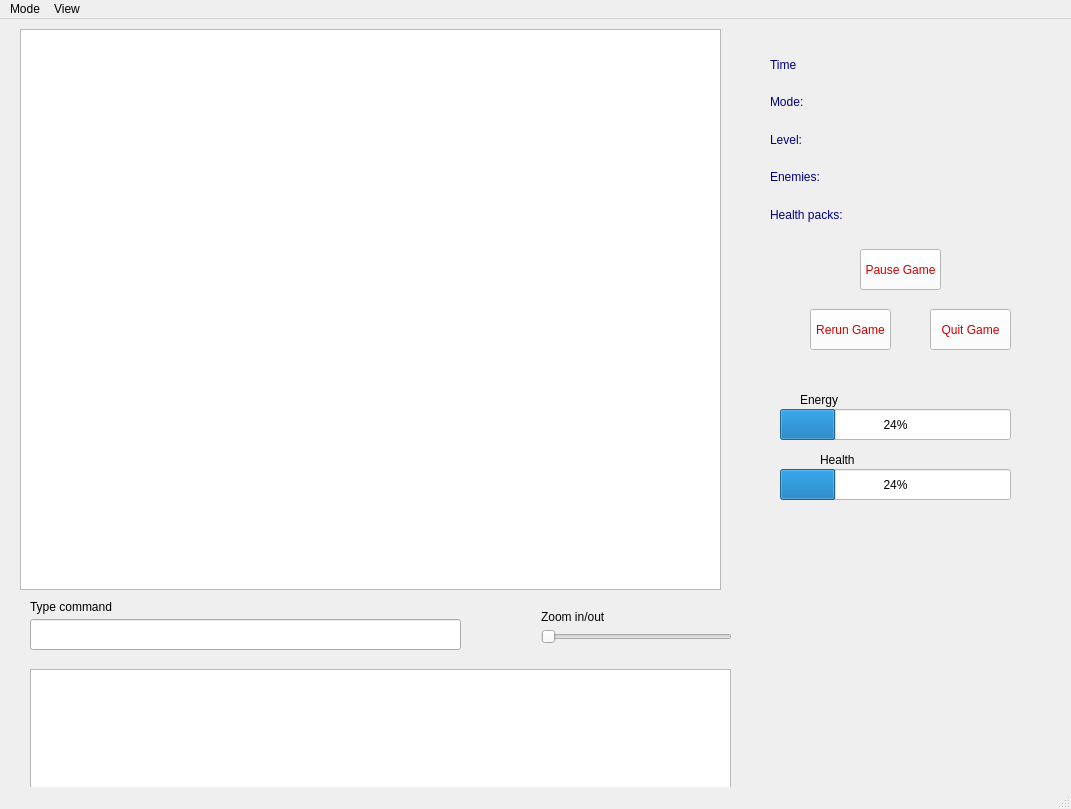
Above: gamewindow.ui from nicogutz/APT-Qt-Game before the change. Below: the same form after it.
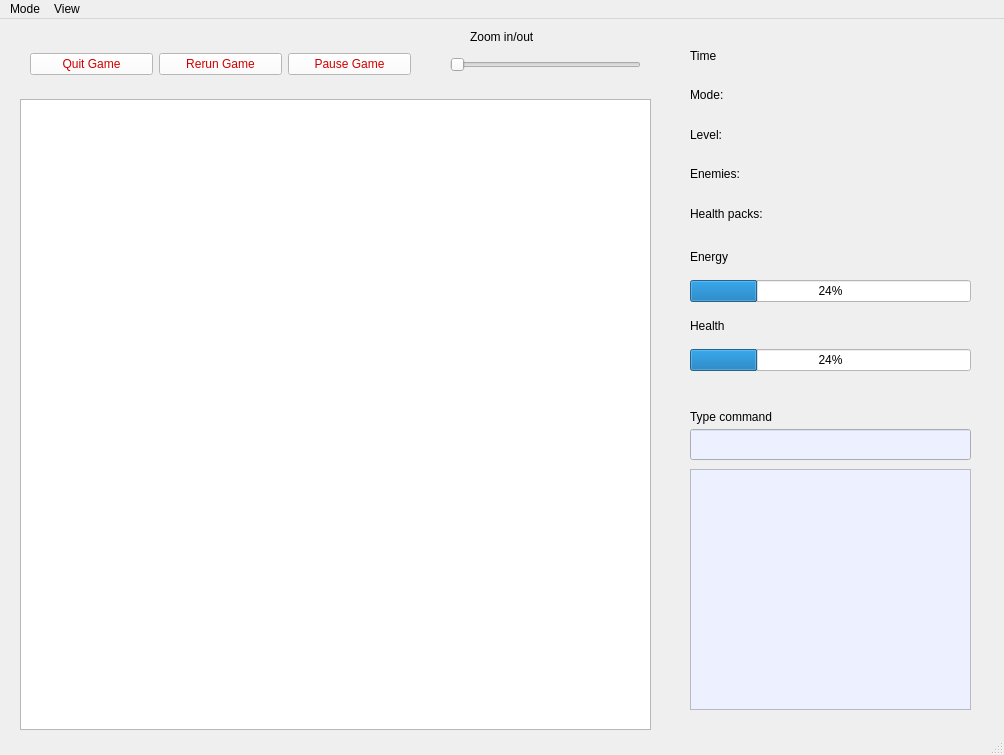
That is the form after the change.

Commit message: implemented zoom and fixed ui

Patch:
```diff
--- a/gamewindow.ui
+++ b/gamewindow.ui
@@ -6,147 +6,19 @@
    <rect>
     <x>0</x>
     <y>0</y>
-    <width>1071</width>
-    <height>809</height>
+    <width>1004</width>
+    <height>755</height>
    </rect>
   </property>
   <property name="windowTitle">
    <string>GameWindow</string>
   </property>
   <widget class="QWidget" name="centralwidget">
-   <widget class="QProgressBar" name="energy">
-    <property name="geometry">
-     <rect>
-      <x>780</x>
-      <y>450</y>
-      <width>231</width>
-      <height>31</height>
-     </rect>
-    </property>
-    <property name="whatsThis">
-     <string/>
-    </property>
-    <property name="accessibleName">
-     <string>Energy </string>
-    </property>
-    <property name="accessibleDescription">
-     <string/>
-    </property>
-    <property name="autoFillBackground">
-     <bool>false</bool>
-    </property>
-    <property name="styleSheet">
-     <string notr="true">color: rgb(0, 0, 0);
-font: 12pt &quot;8514oem&quot;;
-background-color: rgb(255, 255, 255);
-</string>
-    </property>
-    <property name="value">
-     <number>24</number>
-    </property>
-    <property name="invertedAppearance">
-     <bool>false</bool>
-    </property>
-    <property name="format">
-     <string>%p%</string>
-    </property>
-   </widget>
-   <widget class="QLabel" name="energy_label">
-    <property name="geometry">
-     <rect>
-      <x>800</x>
-      <y>370</y>
-      <width>71</width>
-      <height>21</height>
-     </rect>
-    </property>
-    <property name="styleSheet">
-     <string notr="true">color: rgb(255, 14, 90);
-font: 700 40pt &quot;8514oem&quot;;
-color: rgb(0,0,0)</string>
-    </property>
-    <property name="text">
-     <string>Energy</string>
-    </property>
-   </widget>
-   <widget class="QProgressBar" name="health">
-    <property name="geometry">
-     <rect>
-      <x>780</x>
-      <y>390</y>
-      <width>231</width>
-      <height>31</height>
-     </rect>
-    </property>
-    <property name="whatsThis">
-     <string/>
-    </property>
-    <property name="accessibleName">
-     <string>Energy </string>
-    </property>
-    <property name="accessibleDescription">
-     <string/>
-    </property>
-    <property name="autoFillBackground">
-     <bool>false</bool>
-    </property>
-    <property name="styleSheet">
-     <string notr="true">color: rgb(0, 0, 0);
-font: 12pt &quot;8514oem&quot;;
-background-color: rgb(255, 255, 255);
-</string>
-    </property>
-    <property name="value">
-     <number>24</number>
-    </property>
-    <property name="invertedAppearance">
-     <bool>false</bool>
-    </property>
-    <property name="format">
-     <string>%p%</string>
-    </property>
-   </widget>
-   <widget class="QLabel" name="health_label">
-    <property name="geometry">
-     <rect>
-      <x>820</x>
-      <y>430</y>
-      <width>71</width>
-      <height>21</height>
-     </rect>
-    </property>
-    <property name="styleSheet">
-     <string notr="true">
-font: 700 40pt &quot;8514oem&quot;;
-color: rgb(85, 255, 0);
-color: rgb(0, 0, 0);</string>
-    </property>
-    <property name="text">
-     <string>Health</string>
-    </property>
-   </widget>
-   <widget class="QPushButton" name="pause">
-    <property name="geometry">
-     <rect>
-      <x>860</x>
-      <y>230</y>
-      <width>81</width>
-      <height>41</height>
-     </rect>
-    </property>
-    <property name="styleSheet">
-     <string notr="true">color: rgb(208, 0, 0);
-background-color: rgb(255, 255, 255);</string>
-    </property>
-    <property name="text">
-     <string>Pause Game</string>
-    </property>
-   </widget>
    <widget class="QSlider" name="horizontalSlider">
     <property name="geometry">
      <rect>
-      <x>541</x>
-      <y>602</y>
+      <x>450</x>
+      <y>30</y>
       <width>191</width>
       <height>31</height>
      </rect>
@@ -158,12 +30,16 @@
    <widget class="QLabel" name="zoom_label">
     <property name="geometry">
      <rect>
-      <x>541</x>
-      <y>590</y>
+      <x>470</x>
+      <y>10</y>
       <width>111</width>
       <height>16</height>
      </rect>
     </property>
+    <property name="styleSheet">
+     <string notr="true">color: rgb(0,0,0);
+font: 700 11pt &quot;Segoe UI&quot;;</string>
+    </property>
     <property name="text">
      <string>Zoom in/out</string>
     </property>
@@ -172,28 +48,28 @@
     <property name="geometry">
      <rect>
       <x>20</x>
-      <y>10</y>
-      <width>701</width>
-      <height>561</height>
+      <y>80</y>
+      <width>631</width>
+      <height>631</height>
      </rect>
     </property>
    </widget>
    <widget class="QWidget" name="layoutWidget">
     <property name="geometry">
      <rect>
-      <x>770</x>
-      <y>30</y>
-      <width>241</width>
-      <height>181</height>
+      <x>690</x>
+      <y>20</y>
+      <width>281</width>
+      <height>191</height>
      </rect>
     </property>
     <layout class="QVBoxLayout" name="verticalLayout">
      <item>
       <widget class="QLabel" name="time_label">
        <property name="styleSheet">
-        <string notr="true">color: rgb(0, 0, 127);
-font: 9pt &quot;8514oem&quot;;
-</string>
+        <string notr="true">color: rgb(255, 14, 90);
+font: 700 16pt &quot;Segoe UI&quot;;
+color: rgb(0,0,0)</string>
        </property>
        <property name="text">
         <string>Time</string>
@@ -203,8 +79,9 @@
      <item>
       <widget class="QLabel" name="mode_label">
        <property name="styleSheet">
-        <string notr="true">color: rgb(0, 0, 127);
-font: 9pt &quot;8514oem&quot;;</string>
+        <string notr="true">color: rgb(255, 14, 90);
+font: 700 15pt &quot;Segoe UI&quot;;
+color: rgb(0,0,0)</string>
        </property>
        <property name="text">
         <string>Mode:</string>
@@ -214,8 +91,9 @@
      <item>
       <widget class="QLabel" name="level_label">
        <property name="styleSheet">
-        <string notr="true">color: rgb(0, 0, 127);
-font: 9pt &quot;8514oem&quot;;</string>
+        <string notr="true">color: rgb(255, 14, 90);
+font: 700 16pt &quot;Segoe UI&quot;;
+color: rgb(0,0,0)</string>
        </property>
        <property name="text">
         <string>Level:</string>
@@ -225,11 +103,9 @@
      <item>
       <widget class="QLabel" name="enemies_label">
        <property name="styleSheet">
-        <string notr="true">color: rgb(0, 0, 127);
-font: 9pt &quot;8514oem&quot;;
-
-
-</string>
+        <string notr="true">color: rgb(255, 14, 90);
+font: 700 16pt &quot;Segoe UI&quot;;
+color: rgb(0,0,0)</string>
        </property>
        <property name="text">
         <string>Enemies:</string>
@@ -239,8 +115,9 @@
      <item>
       <widget class="QLabel" name="health_">
        <property name="styleSheet">
-        <string notr="true">color: rgb(0, 0, 127);
-font: 9pt &quot;8514oem&quot;;</string>
+        <string notr="true">color: rgb(255, 14, 90);
+font: 700 16pt &quot;Segoe UI&quot;;
+color: rgb(0,0,0)</string>
        </property>
        <property name="text">
         <string>Health packs:</string>
@@ -252,69 +129,191 @@
    <widget class="QLineEdit" name="textEdit">
     <property name="geometry">
      <rect>
-      <x>30</x>
-      <y>600</y>
-      <width>431</width>
+      <x>690</x>
+      <y>410</y>
+      <width>281</width>
       <height>31</height>
      </rect>
     </property>
+    <property name="styleSheet">
+     <string notr="true">background-color: rgb(237, 240, 255);</string>
+    </property>
    </widget>
    <widget class="QPlainTextEdit" name="plainTextEdit">
     <property name="geometry">
      <rect>
-      <x>30</x>
-      <y>650</y>
-      <width>701</width>
-      <height>131</height>
+      <x>690</x>
+      <y>450</y>
+      <width>281</width>
+      <height>241</height>
      </rect>
     </property>
+    <property name="styleSheet">
+     <string notr="true">background-color: rgb(237, 240, 255);</string>
+    </property>
    </widget>
    <widget class="QLabel" name="type_command">
     <property name="geometry">
      <rect>
-      <x>30</x>
-      <y>580</y>
-      <width>231</width>
+      <x>690</x>
+      <y>390</y>
+      <width>151</width>
       <height>16</height>
      </rect>
     </property>
+    <property name="styleSheet">
+     <string notr="true">color: rgb(0,0,0);
+font: 700 11pt &quot;Segoe UI&quot;;</string>
+    </property>
     <property name="text">
      <string>Type command</string>
     </property>
    </widget>
-   <widget class="QPushButton" name="rerun_game_2">
+   <widget class="QWidget" name="layoutWidget">
     <property name="geometry">
      <rect>
-      <x>810</x>
-      <y>290</y>
-      <width>81</width>
-      <height>41</height>
+      <x>690</x>
+      <y>220</y>
+      <width>281</width>
+      <height>132</height>
      </rect>
     </property>
-    <property name="styleSheet">
-     <string notr="true">color: rgb(208, 0, 0);
-background-color: rgb(255, 255, 255);</string>
-    </property>
-    <property name="text">
-     <string>Rerun Game</string>
-    </property>
+    <layout class="QVBoxLayout" name="verticalLayout_2">
+     <item>
+      <widget class="QLabel" name="energy_label">
+       <property name="styleSheet">
+        <string notr="true">color: rgb(255, 14, 90);
+font: 700 16pt &quot;Segoe UI&quot;;
+color: rgb(0,0,0)</string>
+       </property>
+       <property name="text">
+        <string>Energy</string>
+       </property>
+      </widget>
+     </item>
+     <item>
+      <widget class="QProgressBar" name="health">
+       <property name="whatsThis">
+        <string/>
+       </property>
+       <property name="accessibleName">
+        <string>Energy </string>
+       </property>
+       <property name="accessibleDescription">
+        <string/>
+       </property>
+       <property name="autoFillBackground">
+        <bool>false</bool>
+       </property>
+       <property name="styleSheet">
+        <string notr="true">color: rgb(0, 0, 0);
+font: 12pt &quot;8514oem&quot;;
+background-color: rgb(255, 255, 255);
+</string>
+       </property>
+       <property name="value">
+        <number>24</number>
+       </property>
+       <property name="invertedAppearance">
+        <bool>false</bool>
+       </property>
+       <property name="format">
+        <string>%p%</string>
+       </property>
+      </widget>
+     </item>
+     <item>
+      <widget class="QLabel" name="health_label">
+       <property name="styleSheet">
+        <string notr="true">color: rgb(255, 14, 90);
+font: 700 16pt &quot;Segoe UI&quot;;
+color: rgb(0,0,0)</string>
+       </property>
+       <property name="text">
+        <string>Health</string>
+       </property>
+      </widget>
+     </item>
+     <item>
+      <widget class="QProgressBar" name="energy">
+       <property name="whatsThis">
+        <string/>
+       </property>
+       <property name="accessibleName">
+        <string>Energy </string>
+       </property>
+       <property name="accessibleDescription">
+        <string/>
+       </property>
+       <property name="autoFillBackground">
+        <bool>false</bool>
+       </property>
+       <property name="styleSheet">
+        <string notr="true">color: rgb(0, 0, 0);
+font: 12pt &quot;8514oem&quot;;
+background-color: rgb(255, 255, 255);
+</string>
+       </property>
+       <property name="value">
+        <number>24</number>
+       </property>
+       <property name="invertedAppearance">
+        <bool>false</bool>
+       </property>
+       <property name="format">
+        <string>%p%</string>
+       </property>
+      </widget>
+     </item>
+    </layout>
    </widget>
-   <widget class="QPushButton" name="quit_game">
+   <widget class="QWidget" name="layoutWidget">
     <property name="geometry">
      <rect>
-      <x>930</x>
-      <y>290</y>
-      <width>81</width>
-      <height>41</height>
+      <x>30</x>
+      <y>20</y>
+      <width>381</width>
+      <height>51</height>
      </rect>
     </property>
-    <property name="styleSheet">
-     <string notr="true">color: rgb(208, 0, 0);
+    <layout class="QGridLayout" name="gridLayout">
+     <item row="0" column="0">
+      <widget class="QPushButton" name="quit_game">
+       <property name="styleSheet">
+        <string notr="true">color: rgb(208, 0, 0);
+font: 700 9pt &quot;Segoe UI&quot;;
 background-color: rgb(255, 255, 255);</string>
-    </property>
-    <property name="text">
-     <string>Quit Game</string>
-    </property>
+       </property>
+       <property name="text">
+        <string>Quit Game</string>
+       </property>
+      </widget>
+     </item>
+     <item row="0" column="1">
+      <widget class="QPushButton" name="rerun_game_2">
+       <property name="styleSheet">
+        <string notr="true">color: rgb(208, 0, 0);
+font: 700 9pt &quot;Segoe UI&quot;;
+background-color: rgb(255, 255, 255);</string>
+       </property>
+       <property name="text">
+        <string>Rerun Game</string>
+       </property>
+      </widget>
+     </item>
+     <item row="0" column="2">
+      <widget class="QPushButton" name="pause">
+       <property name="styleSheet">
+        <string notr="true">color: rgb(208, 0, 0);
+font: 700 9pt &quot;Segoe UI&quot;;
+background-color: rgb(255, 255, 255);</string>
+       </property>
+       <property name="text">
+        <string>Pause Game</string>
+       </property>
+      </widget>
+     </item>
+    </layout>
    </widget>
   </widget>
   <widget class="QMenuBar" name="menubar">
@@ -322,7 +321,7 @@
     <rect>
      <x>0</x>
      <y>0</y>
-     <width>1071</width>
+     <width>1004</width>
      <height>21</height>
     </rect>
    </property>
```
The commit also changes 3 other files.
